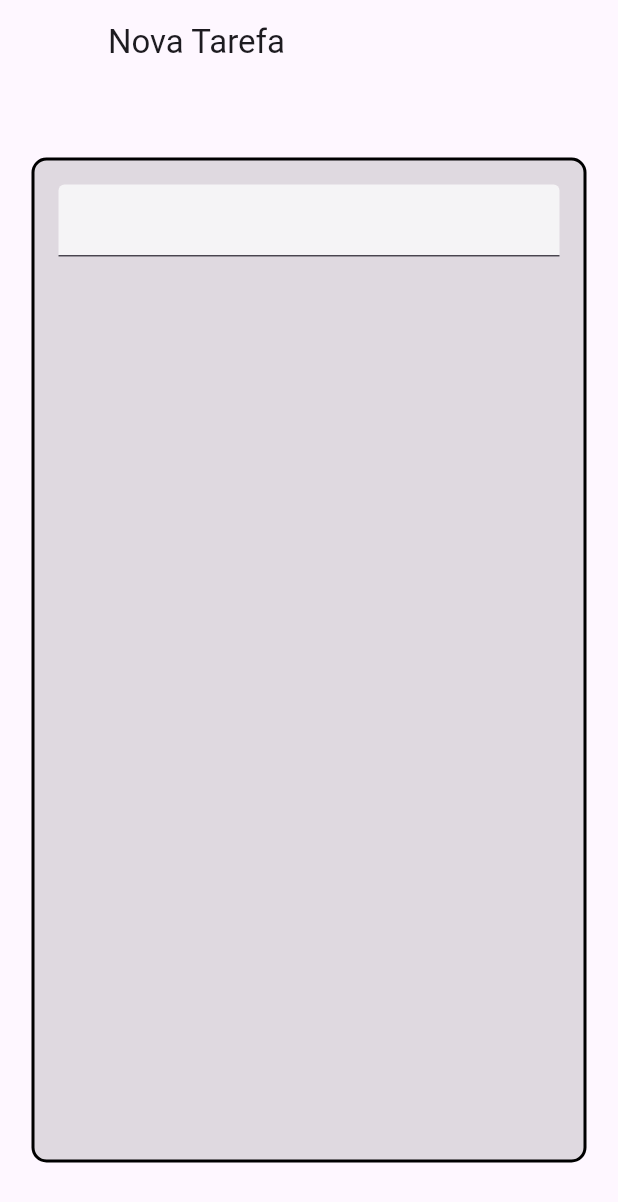
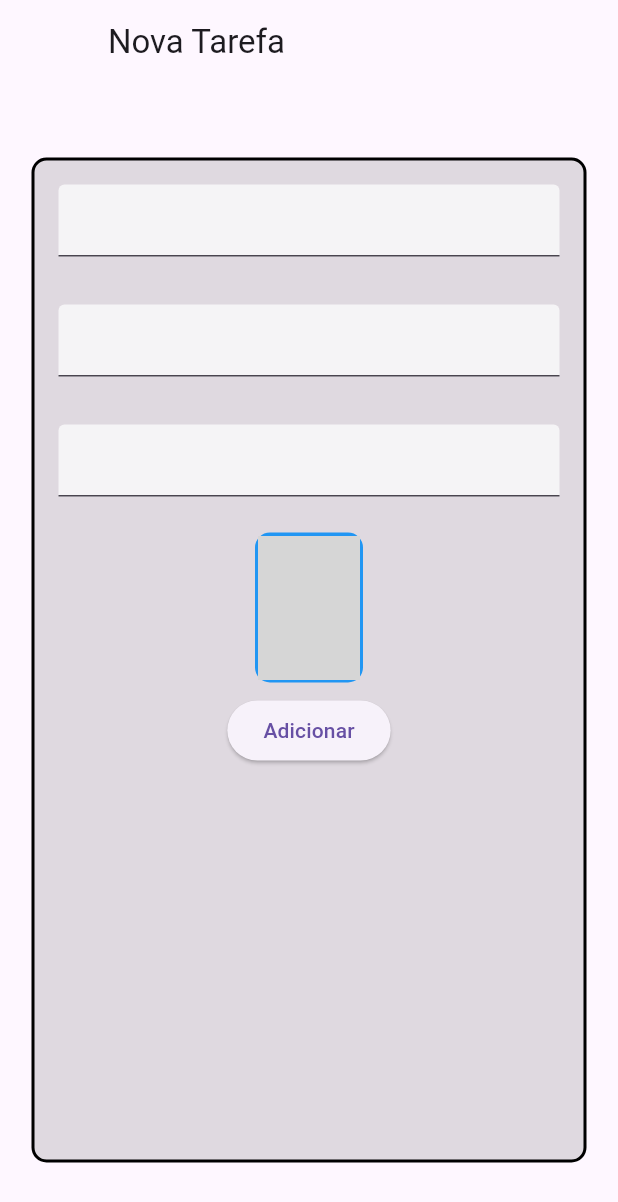
Before and after one commit to ThomasDixini/FlutterEstudos, a Flutter app: the screen it shows after launch, on a phone screen of 412 x 824 dp. Shown: the top 1202 px of the screen. Run offline on Flutter 3.47's test engine with Material 3 defaults, Android fonts, the phone set to English and light mode, and no system bars; network calls fail; grey boxes are pictures that could not be loaded.

Commit message:
:sparkles: feat: Adicionando imagem
Adicionando os outro TextFormField e também a imagem relacionada ao TextFormField de imagem em tempo real

```diff
--- a/lib/screens/form_screen.dart
+++ b/lib/screens/form_screen.dart
@@ -8,17 +8,23 @@ class FormScreen extends StatefulWidget {
 }
 
 class _FormScreenState extends State<FormScreen> {
+  TextEditingController nameController = TextEditingController();
+  TextEditingController difficultyController = TextEditingController();
+  TextEditingController imageController = TextEditingController();
+
   @override
   Widget build(BuildContext context) {
     return Scaffold(
-      appBar: AppBar(title: const Text("Nova Tarefa"), leading: Container(),),
+      appBar: AppBar(
+        title: const Text("Nova Tarefa"),
+        leading: Container(),
+      ),
       body: Center(
         child: Container(
           decoration: BoxDecoration(
-            color: Colors.black12,
-            borderRadius: BorderRadius.circular(10),
-            border: Border.all(width: 2)
-          ),
+              color: Colors.black12,
+              borderRadius: BorderRadius.circular(10),
+              border: Border.all(width: 2)),
           width: 370,
           height: 670,
           child: Column(
@@ -26,14 +32,61 @@ class _FormScreenState extends State<FormScreen> {
               Padding(
                 padding: const EdgeInsets.all(16.0),
                 child: TextFormField(
+                  controller: nameController,
                   textAlign: TextAlign.center,
                   decoration: const InputDecoration(
-                    fillColor: Colors.white70,
-                    filled: true,
-                    focusedBorder: OutlineInputBorder()
+                      fillColor: Colors.white70,
+                      filled: true,
+                      focusedBorder: OutlineInputBorder()),
+                ),
+              ),
+              Padding(
+                padding: const EdgeInsets.all(16.0),
+                child: TextFormField(
+                  controller: difficultyController,
+                  textAlign: TextAlign.center,
+                  decoration: const InputDecoration(
+                      fillColor: Colors.white70,
+                      filled: true,
+                      focusedBorder: OutlineInputBorder()),
+                ),
+              ),
+              Padding(
+                padding: const EdgeInsets.all(16.0),
+                child: TextFormField(
+                  onChanged: (text) {
+                    setState(() {});
+                  },
+                  controller: imageController,
+                  textAlign: TextAlign.center,
+                  decoration: const InputDecoration(
+                      fillColor: Colors.white70,
+                      filled: true,
+                      focusedBorder: OutlineInputBorder()),
+                ),
+              ),
+              Padding(
+                padding: const EdgeInsets.all(8.0),
+                child: Container(
+                  width: 72,
+                  height: 100,
+                  decoration: BoxDecoration(
+                    border: Border.all(width: 2, color: Colors.blue),
+                    borderRadius: BorderRadius.circular(10),
+                    color: Colors.blue,
+                  ),
+                  child: ClipRRect(
+                    borderRadius: BorderRadius.circular(10),
+                    child: Image.network(imageController.text, fit: BoxFit.cover),
                   ),
                 ),
-              )
+              ),
+              ElevatedButton(
+                onPressed: () {
+                  print(nameController);
+                },
+                child: const Text("Adicionar"),
+              ),
             ],
           ),
         ),
```
